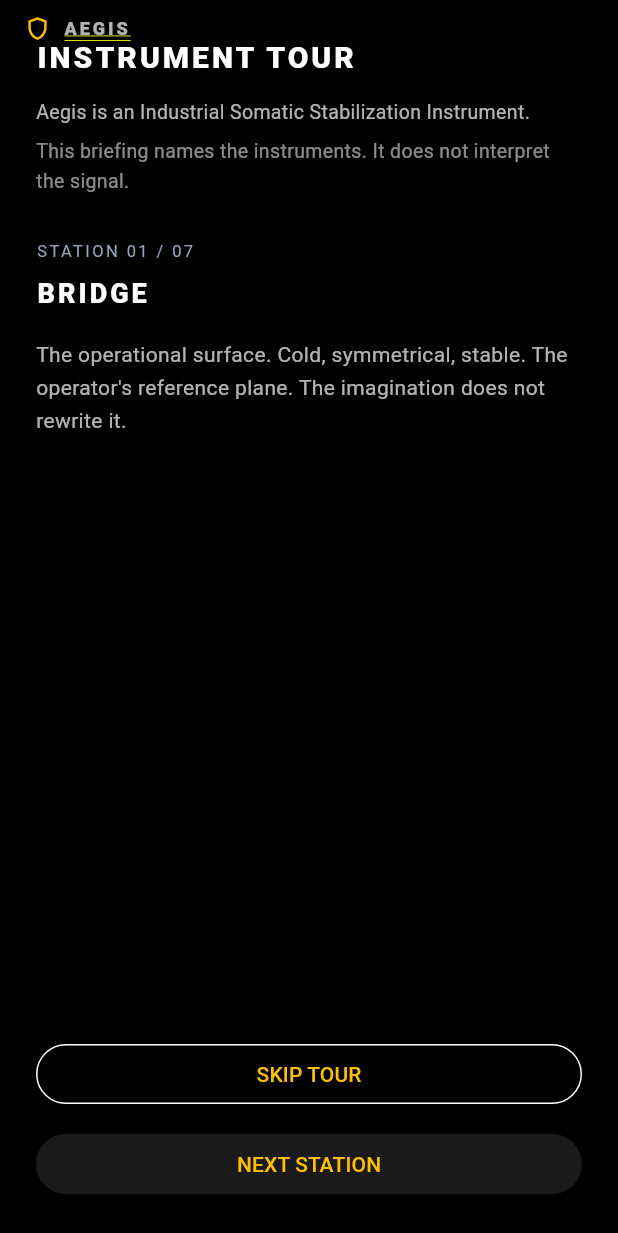
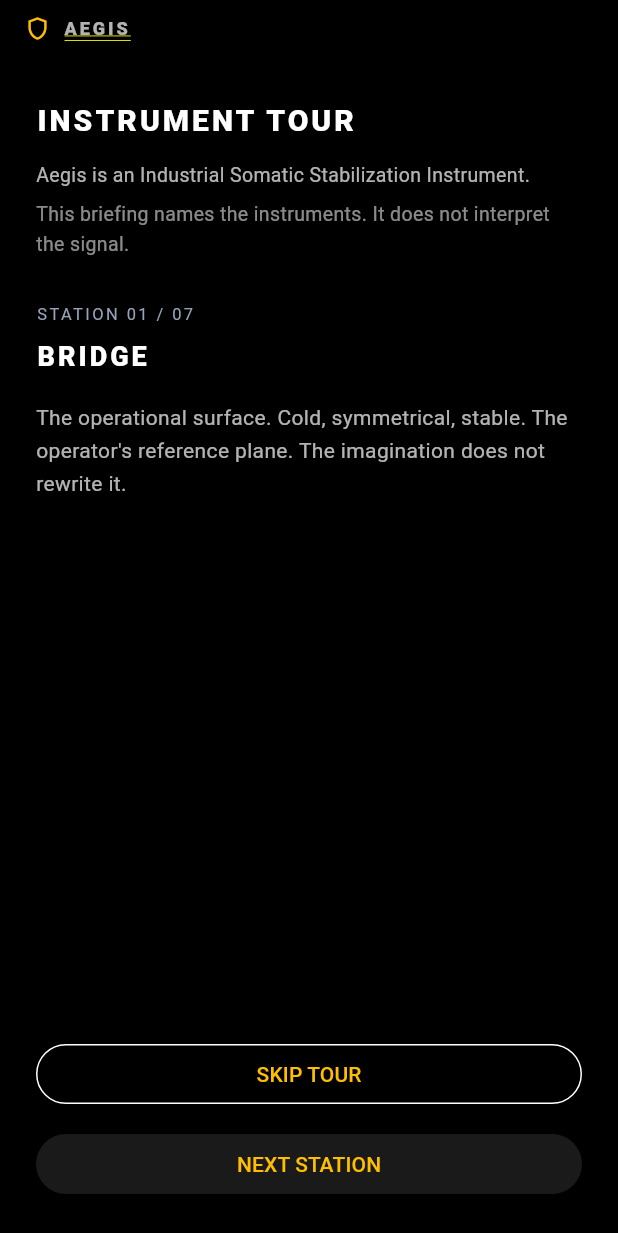
Before and after one commit to SaintZen/aegis, a Flutter app: the InstrumentTourScreen screen opened directly with empty values, on a phone screen of 412 x 824 dp. Shown: the top 1233 px of the screen. Run offline on Flutter 3.47's test engine with Material 3 defaults, Android fonts, the phone set to English and light mode, and no system bars; our stand-ins replace audioplayers, file_picker, just_audio, local_auth, pdf, permission_handler and 6 more; missing offline and left inert: audio_waveforms, record; accounts and stored records are empty; Roboto replaces fonts that are missing (RobotoMono).

Commit message:
fix(tour): reserve HUD space so the station title is not covered
The global AEGIS HUD sits in MaterialApp.builder on every route. The
tour now uses the same 42px top reserve as the sonic pharmacy so
INSTRUMENT TOUR / STATION labels sit below it.

Also add the missing assets/images/safe_place/.gitkeep that pubspec
already lists, so Flutter stops warning on pub get / web builds.

Co-authored-by: SaintZen <SaintZen@users.noreply.github.com>

```diff
--- a/lib/screens/instrument_tour_screen.dart
+++ b/lib/screens/instrument_tour_screen.dart
@@ -36,6 +36,10 @@ class InstrumentTourScreen extends StatefulWidget {
 }
 
 class _InstrumentTourScreenState extends State<InstrumentTourScreen> {
+  /// Matches [SonicPharmacyScreen] so the global AEGIS HUD does not
+  /// collide with the station title.
+  static const double _kAegisHudReserve = 42.0;
+
   int _index = 0;
   bool _finishing = false;
 
@@ -71,7 +75,7 @@ class _InstrumentTourScreenState extends State<InstrumentTourScreen> {
       backgroundColor: const Color(0xFF000000),
       body: SafeArea(
         child: Padding(
-          padding: const EdgeInsets.all(24),
+          padding: const EdgeInsets.fromLTRB(24, 24 + _kAegisHudReserve, 24, 24),
           child: Column(
             crossAxisAlignment: CrossAxisAlignment.stretch,
             children: [
```
Also changed, not shown: 1 other file.
